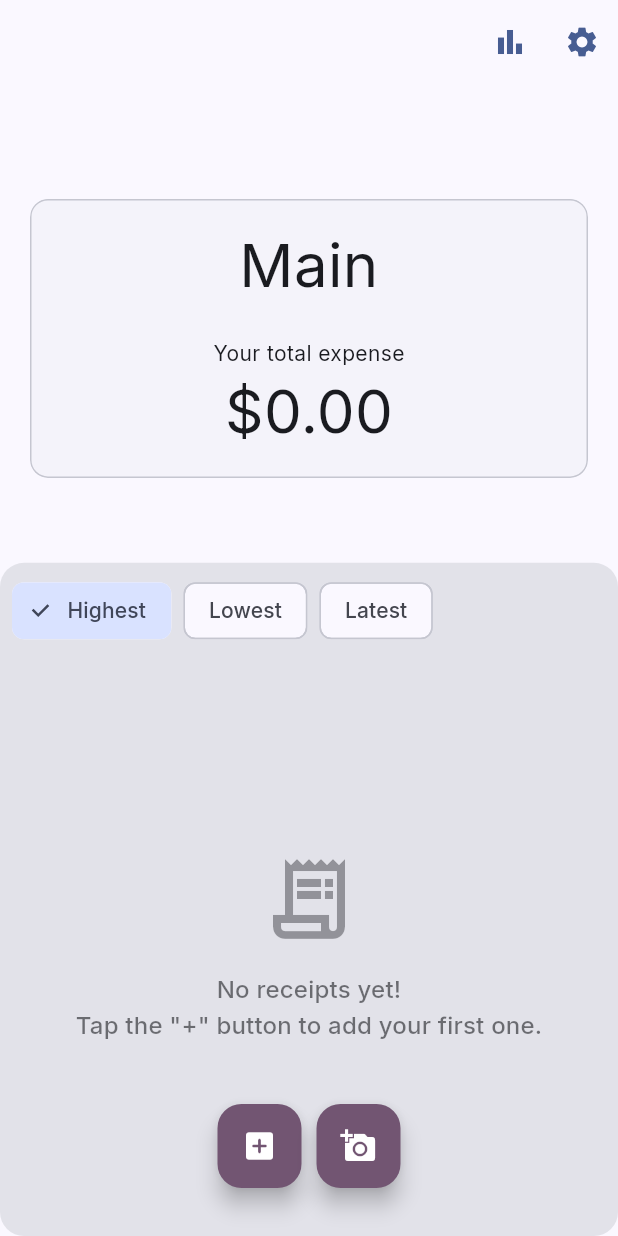
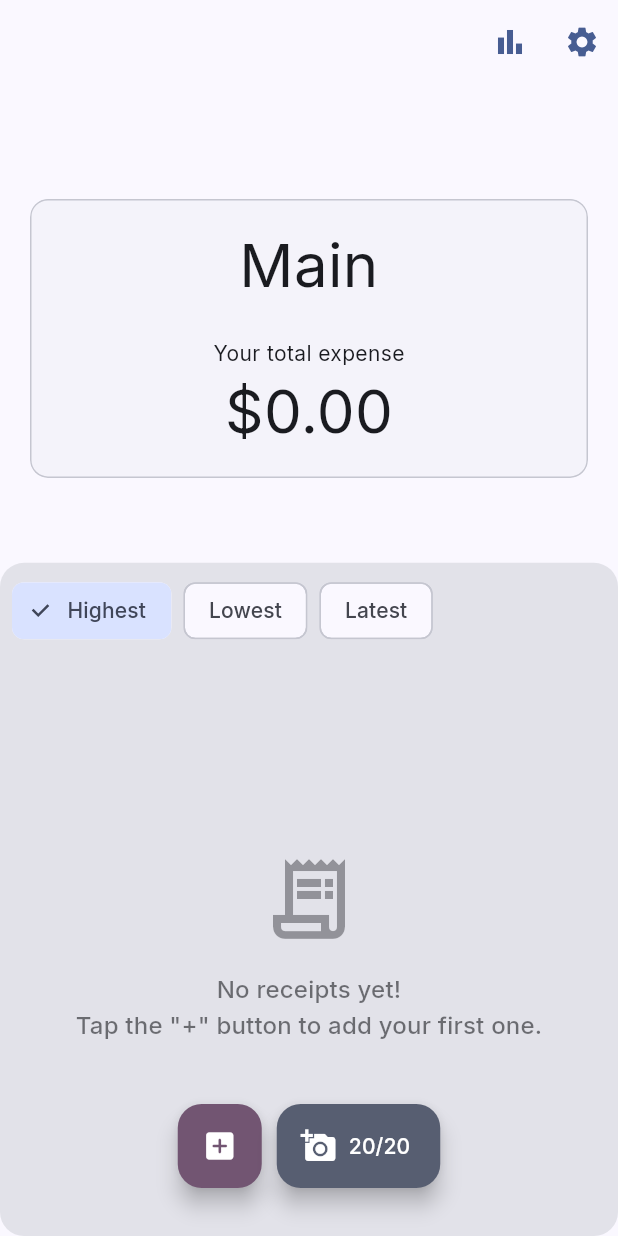
Before and after one commit to PrunesLand/receiptify, a Flutter app: the StatsBaseScreen screen opened by its route, after a tap on "Highest", on a phone screen of 412 x 824 dp. Run offline on Flutter 3.47's test engine with Material 3 defaults, Android fonts, the phone set to English and light mode, and no system bars; our stand-ins replace camera, dio, firebase_ai, firebase_auth, firebase_core, flutter_bloc and 12 more; accounts and stored records are empty; generated files the repository leaves out were written again.

Commit message:
feat: Implement Gemini request limits and enhance UI
This commit introduces a request limiting system for Gemini API calls, differentiating between guest users (5 requests) and signed-in users (20 requests). The UI has been updated to reflect these limits and improve navigation.

Key changes:
- **Gemini Request Limiting:**
    - `UserStorageRepository` and `IUserStorageRepository`:
        - Added `setGeminiRequests`, `decrementGeminiRequests`, `getGeminiRequests`, and `isNewUser` methods.
        - `User` schema now includes `geminiRequestAsGuest` and `geminiRequestAsUser` fields.
    - `DocumentBloc`:
        - Injected `FirebaseAuthSingleton`.
        - On `loading` event, fetches and sets initial request counts (`remainingRequests`, `totalRequests`) in the state based on user status (new/existing, guest/signed-in).
        - After a successful `processImage` event, decrements the appropriate request counter and updates the state.
        - Gemini prompt for image processing updated for a specific format: `{price},{category},{receipt date}`.
    - `DocumentState`:
        - Added `remainingRequests` and `totalRequests` fields.
- **UI Enhancements:**
    - `StatsBaseScreen`:
        - Wrapped with `PopScope(canPop: false)` to prevent back navigation from this screen.
        - The "Add Photo" FAB is now a `FloatingActionButton.extended` that displays remaining requests (`remainingRequests/totalRequests`).
        - The FAB is disabled and shows a `CircularProgressIndicator` if `OcrLoading` is true or `remainingRequests` is 0.
        - The FAB is greyed out when disabled.
    - `AppDrawer`:
        - Wrapped with `WillPopScope` to prevent back navigation if the current route is `/home`.
        - The back button in the `AppBar` is hidden when the route is `/home`.
        - The drawer is now always enabled.
    - `StatsDataScreen`: Wrapped with `SafeArea(top: false)`.
- **Routing:**
    - Changed `initialLocation` in `main.dart` from `/home` to `/onboarding`.
    - Removed `title: 'Flutter Demo'` from `MaterialApp.router`.
- **Service Locator:**
    - Updated `DocumentBloc` registration in `service_locator.dart` to include `FirebaseAuthSingleton`.

```diff
--- a/lib/core/service_locator.dart
+++ b/lib/core/service_locator.dart
@@ -90,7 +90,10 @@ Future<void> setupServiceLocator() async {
   getIt.registerLazySingleton(() => TokenStorageService());
 
   getIt.registerLazySingleton(
-    () => DocumentBloc(getIt<UserStorageRepository>()),
+    () => DocumentBloc(
+      getIt<UserStorageRepository>(),
+      getIt<FirebaseAuthSingleton>(),
+    ),
   );
 
   getIt.registerLazySingleton(
--- a/lib/features/AppDrawer/presentation/AppDrawer.dart
+++ b/lib/features/AppDrawer/presentation/AppDrawer.dart
@@ -13,12 +13,19 @@ class AppDrawer extends StatelessWidget {
 
   @override
   Widget build(BuildContext context) {
-    return SafeArea(
+    return WillPopScope(
+      onWillPop: () async {
+        // Prevent back navigation if the current route is /home
+        return state.topRoute?.path != '/home';
+      },
+      child: SafeArea(
         top: false,
         child: Scaffold(
           extendBodyBehindAppBar: true,
           appBar: AppBar(
             backgroundColor: Colors.transparent,
+            // Hide back button if the current route is /home
+            automaticallyImplyLeading: state.topRoute?.path != '/home',
             actions: [
               if (state.topRoute?.path == '/selection')
                 IconButton(
@@ -47,16 +54,14 @@ class AppDrawer extends StatelessWidget {
               ),
             ],
           ),
-        drawer:
-            false
-                ? Drawer(
+          drawer: Drawer(
             child: Column(
               crossAxisAlignment: CrossAxisAlignment.stretch,
               children: [
-                      DrawerHeader(child: Text('Receipt App')),
+                const DrawerHeader(child: Text('Receipt App')),
                 ListTile(
-                        leading: Icon(Icons.select_all),
-                        title: Text('Home'),
+                  leading: const Icon(Icons.select_all),
+                  title: const Text('Home'),
                   onTap: () {
                     GoRouter.of(context).pushReplacement('/home');
                     Future.delayed(const Duration(milliseconds: 150), () {
@@ -65,8 +70,8 @@ class AppDrawer extends StatelessWidget {
                   },
                 ),
                 ListTile(
-                        leading: Icon(Icons.select_all),
-                        title: Text('Selection'),
+                  leading: const Icon(Icons.select_all),
+                  title: const Text('Selection'),
                   onTap: () {
                     GoRouter.of(context).pushReplacement('/selection');
                     Future.delayed(const Duration(milliseconds: 150), () {
@@ -75,8 +80,8 @@ class AppDrawer extends StatelessWidget {
                   },
                 ),
                 ListTile(
-                        leading: Icon(Icons.monetization_on),
-                        title: Text('Subscription'),
+                  leading: const Icon(Icons.monetization_on),
+                  title: const Text('Subscription'),
                   onTap: () {
                     GoRouter.of(context).pushReplacement('/payment');
                     Future.delayed(const Duration(milliseconds: 150), () {
@@ -86,9 +91,9 @@ class AppDrawer extends StatelessWidget {
                 ),
               ],
             ),
-                )
-                : null,
+          ),
           body: child,
+        ),
       ),
     );
   }
--- a/lib/features/Document/application/Document/document_bloc.dart
+++ b/lib/features/Document/application/Document/document_bloc.dart
@@ -1,8 +1,9 @@
 import 'dart:io';
-import 'dart:typed_data';
 
 import 'package:firebase_ai/firebase_ai.dart';
+import 'package:flutter/foundation.dart';
 import 'package:flutter_bloc/flutter_bloc.dart';
+import 'package:receipt_app/core/FireBaseAuth.dart';
 import 'package:receipt_app/features/Document/index.dart';
 import 'package:receipt_app/features/User/index.dart';
 import 'package:uuid/uuid.dart';
@@ -11,8 +12,10 @@ import '../../domain/models/Receipt/ReceiptModel.dart';
 
 class DocumentBloc extends Bloc<DocumentEvent, DocumentState> {
   final IUserStorageRepository _userStorageRepository;
+  final FirebaseAuthSingleton _firebaseAuthSingleton;
 
-  DocumentBloc(this._userStorageRepository) : super(const DocumentState()) {
+  DocumentBloc(this._userStorageRepository, this._firebaseAuthSingleton)
+    : super(const DocumentState()) {
     on<DocumentEvent>((event, emit) async {
       await event.when(
         loading: () async {
@@ -91,7 +94,7 @@ class DocumentBloc extends Bloc<DocumentEvent, DocumentState> {
               Return total expense. Answer in Decimals.
               Select category fits best: {food, entertainment, travel, others}. if unsure, pick others.
               Get receipt date. if none, return today date. format: dd/mm/yy
-              return string separated by comma.
+              return in the format of: {price},{category},{receipt date}
               """);
 
             final imagePart = InlineDataPart('image/jpeg', originalImageFile);
@@ -174,6 +177,21 @@ class DocumentBloc extends Bloc<DocumentEvent, DocumentState> {
               dateOfReceipt: addedImage.receiptDate,
               category: addedImage.category,
             );
+            if (!kDebugMode) {
+              if (await _firebaseAuthSingleton.currentUser == null) {
+                // decrement guest counter
+                await _userStorageRepository.decrementGeminiRequests(true);
+                final newCounter = await _userStorageRepository
+                    .getGeminiRequests(true);
+                emit(state.copyWith(remainingRequests: newCounter));
+              } else {
+                // decrement user counter
+                await _userStorageRepository.decrementGeminiRequests(false);
+                final newCounter = await _userStorageRepository
+                    .getGeminiRequests(false);
+                emit(state.copyWith(remainingRequests: newCounter));
+              }
+            }
           } catch (e) {
             print('Error processing image in DocumentBloc: ${e.toString()}');
 
@@ -193,6 +211,34 @@ class DocumentBloc extends Bloc<DocumentEvent, DocumentState> {
             final loadedList =
                 await _userStorageRepository.getAllDocumentsFromMainPockets();
 
+            int totalUserRequests;
+            int remainingUserRequests;
+            if (await _userStorageRepository.isNewUser()) {
+              if (await _firebaseAuthSingleton.currentUser == null) {
+                // User has just downloaded the app and didn't sign in
+                await _userStorageRepository.setGeminiRequests(5, true);
+                totalUserRequests = 5;
+                remainingUserRequests = 5;
+              } else {
+                // User has just downloaded and signed in at the start
+                await _userStorageRepository.setGeminiRequests(20, false);
+                totalUserRequests = 20;
+                remainingUserRequests = 20;
+              }
+            } else {
+              if (await _firebaseAuthSingleton.currentUser != null) {
+                // User has signed in before and has an account
+                remainingUserRequests = await _userStorageRepository
+                    .getGeminiRequests(false);
+                totalUserRequests = 20;
+              } else {
+                // User has signed in before and does not have an account
+                remainingUserRequests = await _userStorageRepository
+                    .getGeminiRequests(true);
+                totalUserRequests = 5;
+              }
+            }
+
             double total = 0.0;
             for (final item in loadedList) {
               total += double.tryParse(item?.cost ?? '0') ?? 0.0;
@@ -203,6 +249,8 @@ class DocumentBloc extends Bloc<DocumentEvent, DocumentState> {
                 list: loadedList,
                 totalExpenseMain: total.toStringAsFixed(2),
                 OcrLoading: false,
+                remainingRequests: remainingUserRequests,
+                totalRequests: totalUserRequests,
               ),
             );
           } catch (e) {
--- a/lib/features/Document/application/Document/document_state.dart
+++ b/lib/features/Document/application/Document/document_state.dart
@@ -14,5 +14,7 @@ class DocumentState with _$DocumentState {
     @Default(true) bool OcrLoading,
     @Default('0') String totalExpenseMain,
     @Default(DocumentChipEnum.latest) DocumentChipEnum chipEnum,
+    @Default(0) int remainingRequests,
+    @Default(0) int totalRequests,
   }) = _DocumentState;
 }
--- a/lib/features/Statistics/presentation/StatsBaseScreen.dart
+++ b/lib/features/Statistics/presentation/StatsBaseScreen.dart
@@ -27,18 +27,18 @@ class _StatsBaseScreenState extends State<StatsBaseScreen> {
 
   @override
   Widget build(BuildContext context) {
-    return SafeArea(
+    return PopScope(
+      canPop: false,
+      child: SafeArea(
         top: false,
         child: BlocBuilder<DocumentBloc, DocumentState>(
           builder:
               (context, state) => Scaffold(
                 body: Column(
                   children: [
-                  SizedBox(
-                    height: kToolbarHeight + 20,
-                  ), // Add space for AppBar and some padding
+                    SizedBox(height: kToolbarHeight + 20),
                     Flexible(
-                    flex: 4, // Card takes 40% of the available space
+                      flex: 4,
                       child: Column(
                         mainAxisAlignment: MainAxisAlignment.center,
                         children: [
@@ -70,18 +70,13 @@ class _StatsBaseScreenState extends State<StatsBaseScreen> {
                         ],
                       ),
                     ),
-                  Flexible(
-                    flex: 6, // List takes 60% of the available space
-                    child: DocumentWidget(),
-                  ),
+                    Flexible(flex: 6, child: DocumentWidget()),
                   ],
                 ),
                 floatingActionButtonLocation:
                     FloatingActionButtonLocation.centerFloat,
                 floatingActionButton: Padding(
-                padding: const EdgeInsets.only(
-                  bottom: 16.0,
-                ), // Adjust the bottom padding as needed
+                  padding: const EdgeInsets.only(bottom: 16.0),
                   child: Row(
                     mainAxisAlignment: MainAxisAlignment.center,
                     children: <Widget>[
@@ -101,11 +96,13 @@ class _StatsBaseScreenState extends State<StatsBaseScreen> {
                         heroTag:
                             null, // Add heroTag to avoid conflicts if you have multiple FABs
                       ),
-                    SizedBox(
-                      width: 10,
-                    ), // Give some spacing between the buttons
-                    FloatingActionButton(
-                      onPressed: () async {
+                      SizedBox(width: 10),
+                      FloatingActionButton.extended(
+                        // Use FloatingActionButton.extended for text and icon
+                        onPressed:
+                            state.OcrLoading || state.remainingRequests == 0
+                                ? null // Disable if OCR is loading or no requests remaining
+                                : () async {
                                   final image = await pickImageFromGallery();
 
                                   if (image != null) {
@@ -117,7 +114,9 @@ class _StatsBaseScreenState extends State<StatsBaseScreen> {
                                             onFileSelected: () {
                                               Navigator.pop(context);
                                               getIt<DocumentBloc>().add(
-                                      DocumentEvent.processImage(file: image),
+                                                DocumentEvent.processImage(
+                                                  file: image,
+                                                ),
                                               );
                                             },
                                           ),
@@ -126,11 +125,24 @@ class _StatsBaseScreenState extends State<StatsBaseScreen> {
                                     showErrorSnackBar();
                                   }
                                 },
-                      child: Icon(Icons.add_a_photo),
-                      heroTag:
-                          null, // Add heroTag to avoid conflicts if you have multiple FABs
+                        label: Text(
+                          "${state.remainingRequests}/${state.totalRequests}",
+                        ), // Display remaining requests
+                        icon:
+                            state.OcrLoading
+                                ? CircularProgressIndicator(
+                                  color: Colors.white,
+                                ) // Show loading indicator
+                                : Icon(Icons.add_a_photo),
+                        backgroundColor:
+                            state.OcrLoading || state.remainingRequests == 0
+                                ? Colors
+                                    .grey // Grey out when disabled or loading
+                                : Theme.of(context).colorScheme.secondary,
+                        heroTag: null,
                       ),
                     ],
+                  ),
                 ),
               ),
         ),
--- a/lib/features/User/Domain/IUserStorageRepository.dart
+++ b/lib/features/User/Domain/IUserStorageRepository.dart
@@ -20,5 +20,8 @@ abstract class IUserStorageRepository {
   Future<void> updateSubPocket(int index, SubPocket updatedSubPocketData);
   Future<void> deleteSubPocket(int index);
   Future<List<ReceiptModel?>> getAllDocumentsFromMainPockets();
-  Future<void> incrementImageRequest();
+  Future<void> setGeminiRequests(int requestCount, bool isGuest);
+  Future<void> decrementGeminiRequests(bool isGuest);
+  Future<int> getGeminiRequests(bool isGuest);
+  Future<bool> isNewUser();
 }
--- a/lib/features/User/Domain/Schema/User.dart
+++ b/lib/features/User/Domain/Schema/User.dart
@@ -21,6 +21,12 @@ class User {
   User({this.id = 1, this.title}); // Defaulting to ID 1
 
   static const int singleUserId = 1;
+
+  @Name("GeminiRequestAsGuest")
+  int geminiRequestAsGuest = 0;
+
+  @Name("GeminiRequestAsUser")
+  int geminiRequestAsUser = 0;
 }
 
 @embedded
--- a/lib/features/User/Infrastructure/UserStorageRepository.dart
+++ b/lib/features/User/Infrastructure/UserStorageRepository.dart
@@ -188,5 +188,60 @@ class UserStorageRepository implements IUserStorageRepository {
   }
 
   @override
-  Future<void> incrementImageRequest() async {}
+  Future<void> setGeminiRequests(int requestCount, bool isGuest) async {
+    final user = await isar.users.get(_singleUserId);
+    if (user == null) {
+      throw Exception("Single user not found.");
+    }
+    if (!isGuest) {
+      user.geminiRequestAsUser = requestCount;
+    } else {
+      user.geminiRequestAsGuest = requestCount;
+    }
+    await isar.writeTxn(() async {
+      await isar.users.put(user);
+    });
+  }
+
+  @override
+  Future<void> decrementGeminiRequests(bool isGuest) async {
+    final user = await isar.users.get(_singleUserId);
+    if (user == null) {
+      throw Exception("Single user not found.");
+    }
+    if (!isGuest) {
+      user.geminiRequestAsUser--;
+    } else {
+      user.geminiRequestAsGuest--;
+    }
+    await isar.writeTxn(() async {
+      await isar.users.put(user);
+    });
+  }
+
+  @override
+  Future<int> getGeminiRequests(bool isGuest) async {
+    final user = await isar.users.get(_singleUserId);
+    if (user == null) {
+      throw Exception("Single user not found.");
+    }
+    if (!isGuest) {
+      return user.geminiRequestAsUser;
+    } else {
+      return user.geminiRequestAsGuest;
+    }
+  }
+
+  @override
+  Future<bool> isNewUser() async {
+    final user = await isar.users.get(_singleUserId);
+    if (user == null) {
+      throw Exception("Single user not found.");
+    }
+    if (user.mainPocket.expenses.isEmpty) {
+      return true;
+    } else {
+      return false;
+    }
+  }
 }
--- a/lib/main.dart
+++ b/lib/main.dart
@@ -67,7 +67,7 @@ void main() async {
 final messengerKey = GlobalKey<ScaffoldMessengerState>();
 
 final GoRouter router = GoRouter(
-  initialLocation: '/home',
+  initialLocation: '/onboarding',
   routes: <RouteBase>[
     ShellRoute(
       builder: (BuildContext context, GoRouterState state, Widget child) {
@@ -195,7 +195,6 @@ class MyApp extends StatelessWidget {
     return MaterialApp.router(
       scaffoldMessengerKey: messengerKey,
       routerConfig: router,
-      title: 'Flutter Demo',
       themeMode: themeProvider.themeMode,
       theme: MyThemes.lightTheme,
       darkTheme: MyThemes.darkTheme,
```
Also changed, not shown: lib/features/Statistics/presentation/StatsDataScreen.dart (+10 -3 lines), lib/features/Document/application/Document/document_state.freezed.dart. Lines whose indentation alone changed are shown as unchanged.
